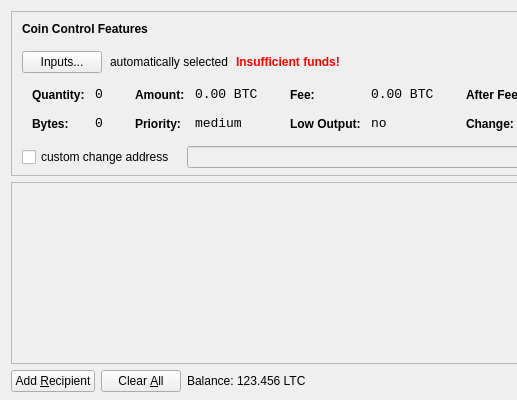
Before: the Qt Designer form src/qt/forms/sendcoinsdialog.ui in Centii/LikesCoin, drawn with Qt 5; both pictures show x 0 to 517 and y 0 to 400 of the 850 by 400 pixel window.
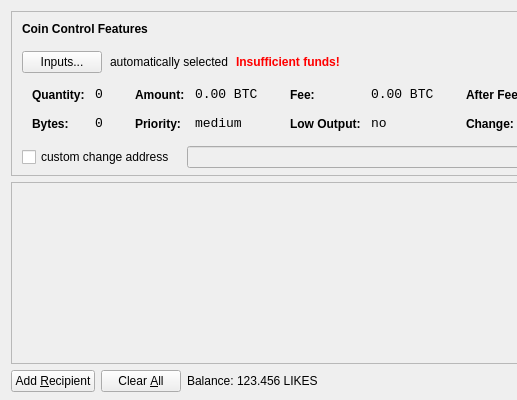
After: the same form once the commit is applied. Icons and pictures are not drawn.

The edit to the form file:
```diff
--- a/src/qt/forms/sendcoinsdialog.ui
+++ b/src/qt/forms/sendcoinsdialog.ui
@@ -720,7 +720,7 @@
           <cursorShape>IBeamCursor</cursorShape>
          </property>
          <property name="text">
-          <string>123.456 LTC</string>
+          <string>123.456 LIKES</string>
          </property>
          <property name="textInteractionFlags">
           <set>Qt::LinksAccessibleByMouse|Qt::TextSelectableByKeyboard|Qt::TextSelectableByMouse</set>
```
